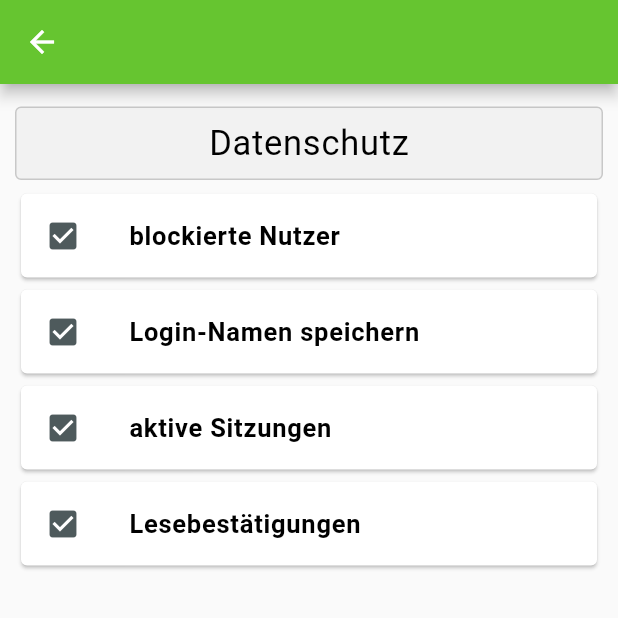
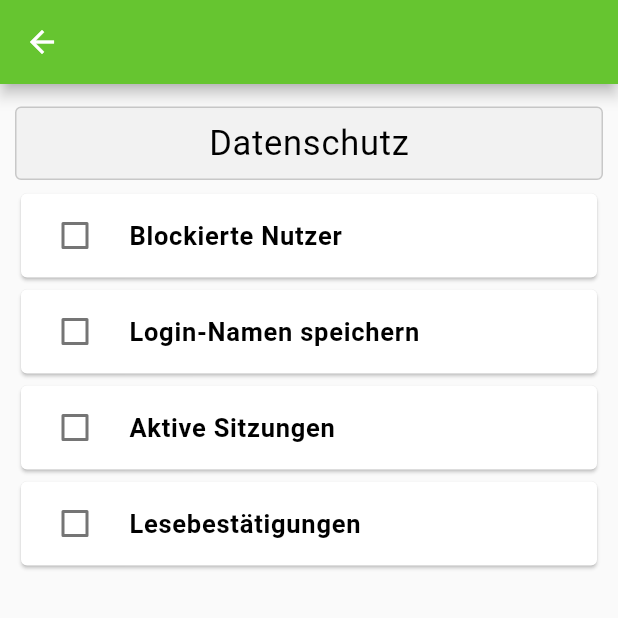
Before and after one commit to MerleL/chat2_hs_fulda, a Flutter app: the DatenschutzScreen screen opened directly, on a phone screen of 412 x 824 dp, the top half of it. Run offline on Flutter 3.47's test engine with Material 2 defaults, Android fonts, the phone set to English and light mode, and no system bars; our stand-ins replace google_fonts; Roboto replaces fonts that are missing (Blinker).

Commit message:
Anpassung der build Widgets

```diff
--- a/lib/screens/benachrichtigungen_screen.dart
+++ b/lib/screens/benachrichtigungen_screen.dart
@@ -54,7 +54,7 @@ class _BenachrichtigungenScreenState extends State<BenachrichtigungenScreen> {
                           buildCheck(
                               context,
                               "Einzelchats",
-                              false,
+                              false
                           ),
                           buildCheck(
                               context,
@@ -158,7 +158,7 @@ class _BenachrichtigungenScreenState extends State<BenachrichtigungenScreen> {
                           buildCheck(
                               context,
                               'Rot',
-                              false,
+                              false
                           ),
                         ],
                       ),
--- a/lib/screens/datenschutz_screen.dart
+++ b/lib/screens/datenschutz_screen.dart
@@ -1,8 +1,15 @@
 import 'package:flutter/material.dart';
 
-class DatenschutzScreen extends StatelessWidget {
+bool valueTemp = false;
+
+class DatenschutzScreen extends StatefulWidget {
   const DatenschutzScreen({Key? key}) : super(key: key);
 
+  @override
+  _DatenschutzScreenState createState() => _DatenschutzScreenState();
+}
+
+class _DatenschutzScreenState extends State<DatenschutzScreen> {
   @override
   Widget build(BuildContext context) {
     return Scaffold(
@@ -14,43 +21,52 @@ class DatenschutzScreen extends StatelessWidget {
             child: Column(
               children: [
                 buildHeader(context),
-                buildListTile(
-                  context,
-                  'blockierte Nutzer',
-                  Icon(
-                    Icons.check_box,
-                    color: Color.fromARGB(255, 78, 90, 92),
-                  ),
+                buildCheck(
+                    context,
+                    "Blockierte Nutzer",
+                    false
                 ),
-                buildListTile(
-                  context,
-                  'Login-Namen speichern',
-                  Icon(
-                    Icons.check_box,
-                    color: Color.fromARGB(255, 78, 90, 92),
-                  ),
+                buildCheck(
+                    context,
+                    "Login-Namen speichern",
+                    false
                 ),
-                buildListTile(
-                  context,
-                  'aktive Sitzungen',
-                  Icon(
-                    Icons.check_box,
-                    color: Color.fromARGB(255, 78, 90, 92),
-                  ),
+                buildCheck(
+                    context,
+                    "Aktive Sitzungen",
+                    false
                 ),
-                buildListTile(
-                  context,
-                  'Lesebestätigungen',
-                  Icon(
-                    Icons.check_box,
-                    color: Color.fromARGB(255, 78, 90, 92),
-                  ),
+                buildCheck(
+                    context,
+                    "Lesebestätigungen",
+                    false
                 ),
               ],
             ),
           ),
         ),
       ),
+    );
+  }
+
+  Widget buildCheck(BuildContext context, String text, bool valueLT) {
+    return Container(
+        child: Card(
+          child: CheckboxListTile(
+            title: Text(
+              text,
+              style: Theme.of(context).textTheme.bodyText1,
+            ),
+            controlAffinity: ListTileControlAffinity.leading,
+            value: valueTemp,
+            onChanged: (bool? value) {
+              setState(() {
+                valueTemp = value!;
+              });
+            },
+            activeColor: Color.fromARGB(255, 78, 90, 92),
+          ),
+        )
     );
   }
 }
@@ -73,18 +89,6 @@ Widget buildHeader(BuildContext context) {
   );
 }
 
-Widget buildListTile(BuildContext context, String text, Widget icon) {
-  return Card(
-    child: ListTile(
-      title: Text(
-        text,
-        style: Theme.of(context).textTheme.bodyText1,
-      ),
-      leading: icon,
-    ),
-  );
-}
-
 BoxDecoration styleContainer() {
   return BoxDecoration(
     color: Color.fromARGB(200, 240, 240, 240),
```
Also changed, not shown: lib/screens/chat_settings_screen.dart (+37 -10 lines), lib/screens/daten_und_speicher_screen.dart (+48 -23 lines), lib/screens/sprache_screen.dart (+36 -27 lines).
